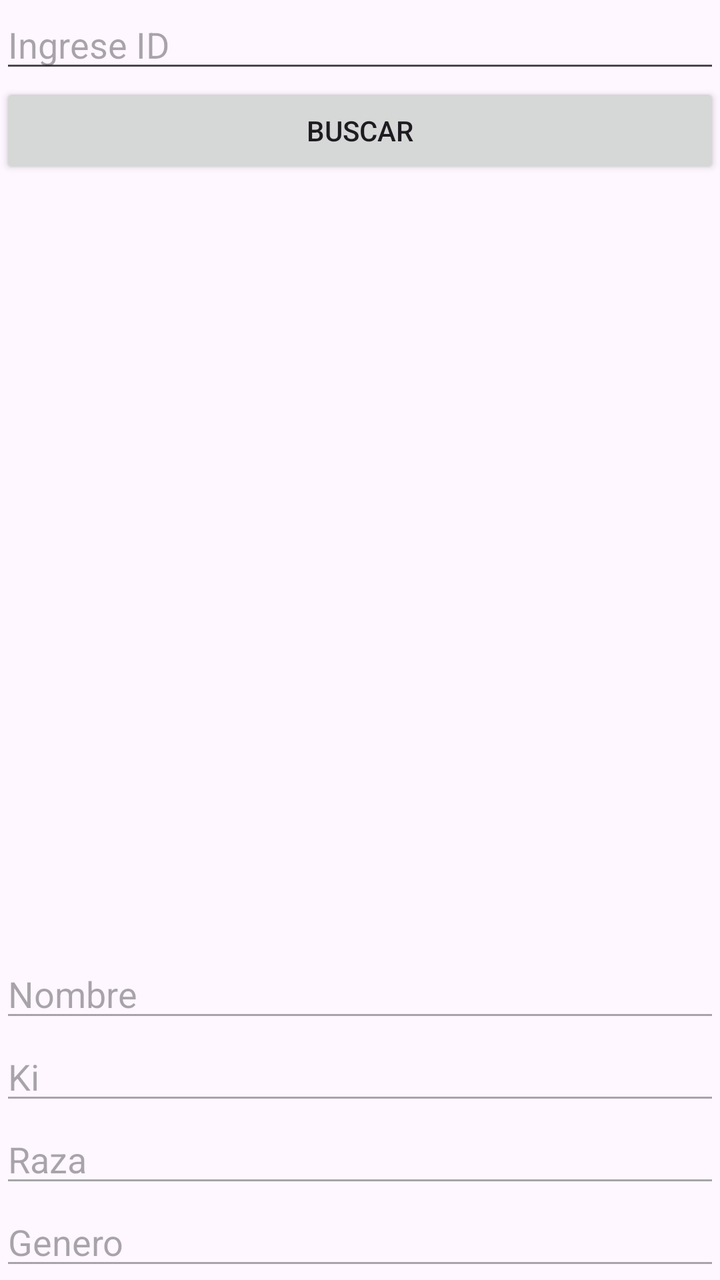
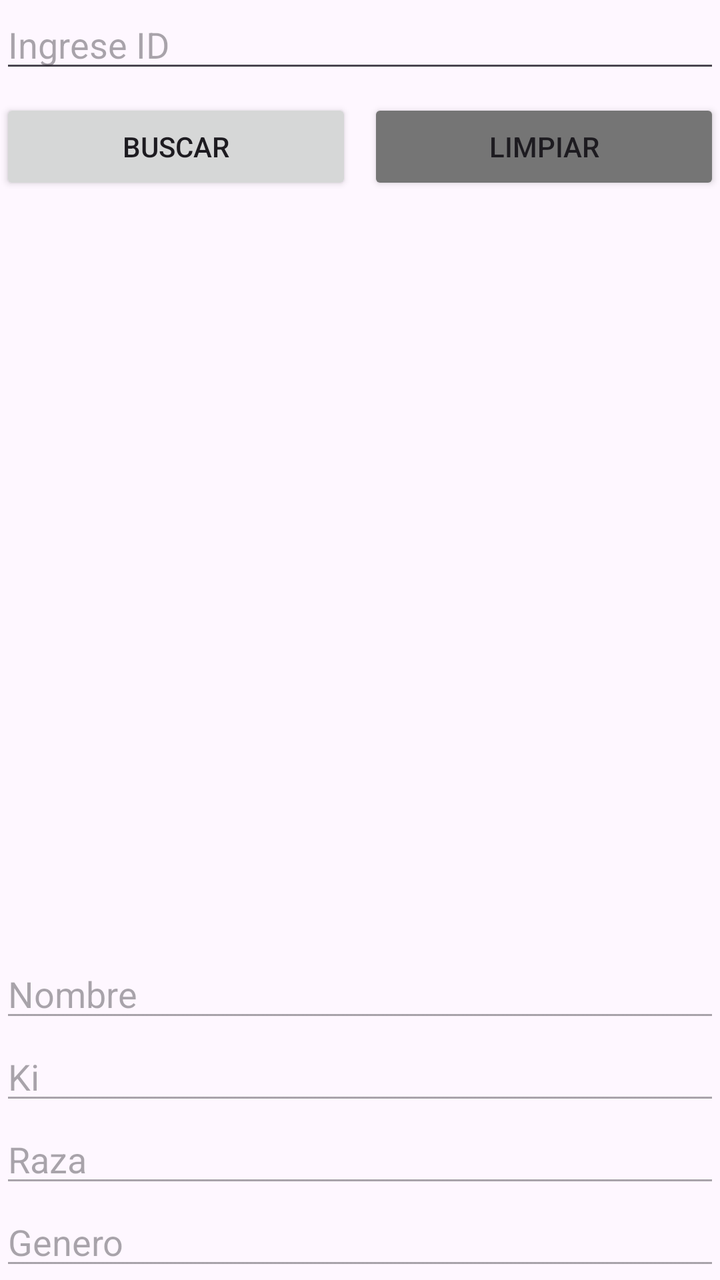

Compare the two renders of this Android layout. The source of the first and the diff that turns it into the second are given below.
<!-- AndroidManifest.xml: application theme Theme.AppListas -->
<!-- res/layout/activity_buscador_personaje.xml -->
<?xml version="1.0" encoding="utf-8"?>
<LinearLayout xmlns:android="http://schemas.android.com/apk/res/android"
    xmlns:app="http://schemas.android.com/apk/res-auto"
    xmlns:tools="http://schemas.android.com/tools"
    android:id="@+id/main"
    android:orientation="vertical"
    android:layout_marginHorizontal="30dp"
    android:layout_marginVertical="35dp"
    android:layout_width="match_parent"
    android:layout_height="match_parent"
    tools:context=".BuscadorPersonaje">

    <EditText
        android:layout_width="match_parent"
        android:layout_height="wrap_content"
        android:inputType="number"
        android:id="@+id/edtIdPersonaje"
        android:hint="Ingrese ID"/>

    <Button
        android:layout_width="match_parent"
        android:layout_height="wrap_content"
        android:id="@+id/btnBuscarPersonaje"
        android:text="Buscar"/>

    <LinearLayout
        android:layout_width="match_parent"
        android:gravity="bottom"
        android:layout_height="match_parent"
        android:orientation="vertical">

        <EditText
            android:layout_width="match_parent"
            android:layout_height="wrap_content"
            android:id="@+id/edtNombre"
            android:enabled="false"
            android:hint="Nombre"/>

        <EditText
            android:layout_width="match_parent"
            android:layout_height="wrap_content"
            android:id="@+id/edtKi"
            android:enabled="false"
            android:hint="Ki"/>

        <EditText
            android:layout_width="match_parent"
            android:layout_height="wrap_content"
            android:id="@+id/edtRaza"
            android:enabled="false"
            android:hint="Raza"/>

        <EditText
            android:layout_width="match_parent"
            android:layout_height="wrap_content"
            android:id="@+id/edtGenero"
            android:enabled="false"
            android:hint="Genero"/>

    </LinearLayout>


</LinearLayout>
<!-- resources referenced by this layout -->
<resources>
  <style name="Theme.AppListas" parent="Base.Theme.AppListas" />
  <style name="Base.Theme.AppListas" parent="Theme.Material3.DayNight.NoActionBar">
          
          
      </style>
</resources>

<!-- the commit's change to res/layout/activity_buscador_personaje.xml (unified diff, before → after) -->
@@ -17,11 +17,31 @@
         android:id="@+id/edtIdPersonaje"
         android:hint="Ingrese ID"/>
 
-    <Button
+    <LinearLayout
         android:layout_width="match_parent"
         android:layout_height="wrap_content"
-        android:id="@+id/btnBuscarPersonaje"
-        android:text="Buscar"/>
+        android:orientation="horizontal"
+        android:layout_marginTop="8dp"
+        android:layout_marginBottom="16dp">
+
+        <Button
+            android:layout_width="0dp"
+            android:layout_height="wrap_content"
+            android:layout_weight="1"
+            android:id="@+id/btnBuscarPersonaje"
+            android:text="Buscar"
+            android:layout_marginRight="4dp"/>
+
+        <Button
+            android:layout_width="0dp"
+            android:layout_height="wrap_content"
+            android:layout_weight="1"
+            android:id="@+id/btnLimpiar"
+            android:text="Limpiar"
+            android:backgroundTint="#757575"
+            android:layout_marginLeft="4dp"/>
+
+    </LinearLayout>
 
     <LinearLayout
         android:layout_width="match_parent"
